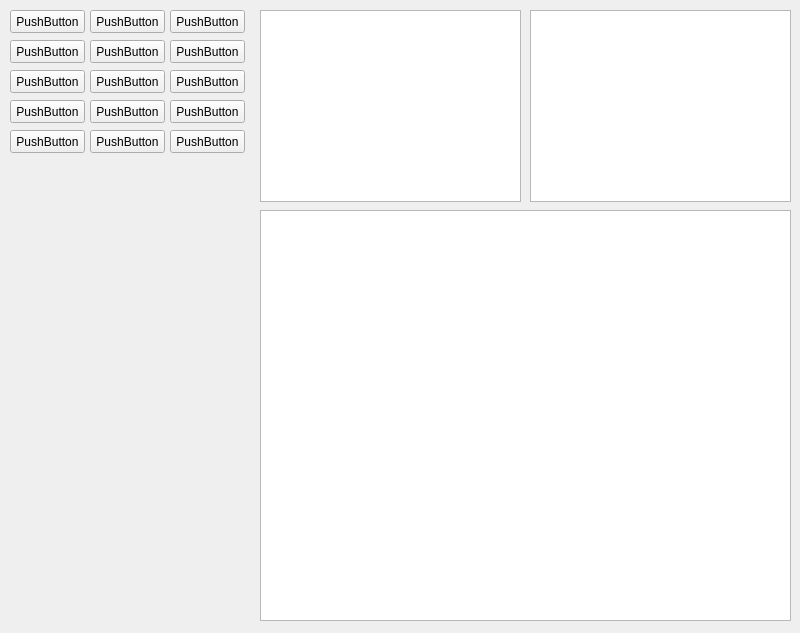
Before: the Qt Designer form designer.ui in ysglyl/yutools, drawn with Qt 5.
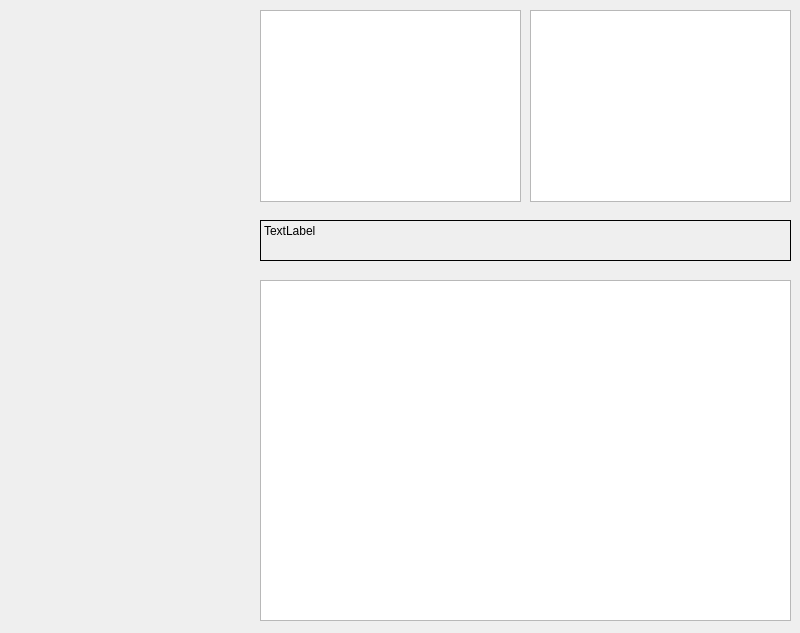
After: the same form once the commit is applied.

```diff
--- a/designer.ui
+++ b/designer.ui
@@ -28,9 +28,9 @@
     <property name="geometry">
      <rect>
       <x>260</x>
-      <y>210</y>
+      <y>280</y>
       <width>531</width>
-      <height>411</height>
+      <height>341</height>
      </rect>
     </property>
    </widget>
@@ -44,199 +44,35 @@
      </rect>
     </property>
    </widget>
-   <widget class="QPushButton" name="pushButton">
+   <widget class="QLabel" name="label">
     <property name="geometry">
      <rect>
-      <x>10</x>
-      <y>10</y>
-      <width>75</width>
-      <height>23</height>
+      <x>260</x>
+      <y>220</y>
+      <width>531</width>
+      <height>41</height>
      </rect>
     </property>
-    <property name="text">
-     <string>PushButton</string>
+    <property name="frameShape">
+     <enum>QFrame::Box</enum>
     </property>
-   </widget>
-   <widget class="QPushButton" name="pushButton_2">
-    <property name="geometry">
-     <rect>
-      <x>90</x>
-      <y>10</y>
-      <width>75</width>
-      <height>23</height>
-     </rect>
+    <property name="frameShadow">
+     <enum>QFrame::Plain</enum>
     </property>
-    <property name="text">
-     <string>PushButton</string>
+    <property name="lineWidth">
+     <number>1</number>
     </property>
-   </widget>
-   <widget class="QPushButton" name="pushButton_3">
-    <property name="geometry">
-     <rect>
-      <x>170</x>
-      <y>10</y>
-      <width>75</width>
-      <height>23</height>
-     </rect>
+    <property name="midLineWidth">
+     <number>0</number>
     </property>
     <property name="text">
-     <string>PushButton</string>
+     <string>TextLabel</string>
     </property>
-   </widget>
-   <widget class="QPushButton" name="pushButton_4">
-    <property name="geometry">
-     <rect>
-      <x>10</x>
-      <y>40</y>
-      <width>75</width>
-      <height>23</height>
-     </rect>
+    <property name="alignment">
+     <set>Qt::AlignLeading|Qt::AlignLeft|Qt::AlignTop</set>
     </property>
-    <property name="text">
-     <string>PushButton</string>
-    </property>
-   </widget>
-   <widget class="QPushButton" name="pushButton_5">
-    <property name="geometry">
-     <rect>
-      <x>90</x>
-      <y>40</y>
-      <width>75</width>
-      <height>23</height>
-     </rect>
-    </property>
-    <property name="text">
-     <string>PushButton</string>
-    </property>
-   </widget>
-   <widget class="QPushButton" name="pushButton_6">
-    <property name="geometry">
-     <rect>
-      <x>170</x>
-      <y>40</y>
-      <width>75</width>
-      <height>23</height>
-     </rect>
-    </property>
-    <property name="text">
-     <string>PushButton</string>
-    </property>
-   </widget>
-   <widget class="QPushButton" name="pushButton_7">
-    <property name="geometry">
-     <rect>
-      <x>10</x>
-      <y>70</y>
-      <width>75</width>
-      <height>23</height>
-     </rect>
-    </property>
-    <property name="text">
-     <string>PushButton</string>
-    </property>
-   </widget>
-   <widget class="QPushButton" name="pushButton_8">
-    <property name="geometry">
-     <rect>
-      <x>90</x>
-      <y>70</y>
-      <width>75</width>
-      <height>23</height>
-     </rect>
-    </property>
-    <property name="text">
-     <string>PushButton</string>
-    </property>
-   </widget>
-   <widget class="QPushButton" name="pushButton_9">
-    <property name="geometry">
-     <rect>
-      <x>170</x>
-      <y>70</y>
-      <width>75</width>
-      <height>23</height>
-     </rect>
-    </property>
-    <property name="text">
-     <string>PushButton</string>
-    </property>
-   </widget>
-   <widget class="QPushButton" name="pushButton_10">
-    <property name="geometry">
-     <rect>
-      <x>10</x>
-      <y>100</y>
-      <width>75</width>
-      <height>23</height>
-     </rect>
-    </property>
-    <property name="text">
-     <string>PushButton</string>
-    </property>
-   </widget>
-   <widget class="QPushButton" name="pushButton_11">
-    <property name="geometry">
-     <rect>
-      <x>90</x>
-      <y>100</y>
-      <width>75</width>
-      <height>23</height>
-     </rect>
-    </property>
-    <property name="text">
-     <string>PushButton</string>
-    </property>
-   </widget>
-   <widget class="QPushButton" name="pushButton_12">
-    <property name="geometry">
-     <rect>
-      <x>170</x>
-      <y>100</y>
-      <width>75</width>
-      <height>23</height>
-     </rect>
-    </property>
-    <property name="text">
-     <string>PushButton</string>
-    </property>
-   </widget>
-   <widget class="QPushButton" name="pushButton_13">
-    <property name="geometry">
-     <rect>
-      <x>10</x>
-      <y>130</y>
-      <width>75</width>
-      <height>23</height>
-     </rect>
-    </property>
-    <property name="text">
-     <string>PushButton</string>
-    </property>
-   </widget>
-   <widget class="QPushButton" name="pushButton_14">
-    <property name="geometry">
-     <rect>
-      <x>90</x>
-      <y>130</y>
-      <width>75</width>
-      <height>23</height>
-     </rect>
-    </property>
-    <property name="text">
-     <string>PushButton</string>
-    </property>
-   </widget>
-   <widget class="QPushButton" name="pushButton_15">
-    <property name="geometry">
-     <rect>
-      <x>170</x>
-      <y>130</y>
-      <width>75</width>
-      <height>23</height>
-     </rect>
-    </property>
-    <property name="text">
-     <string>PushButton</string>
+    <property name="wordWrap">
+     <bool>true</bool>
     </property>
    </widget>
   </widget>
```
